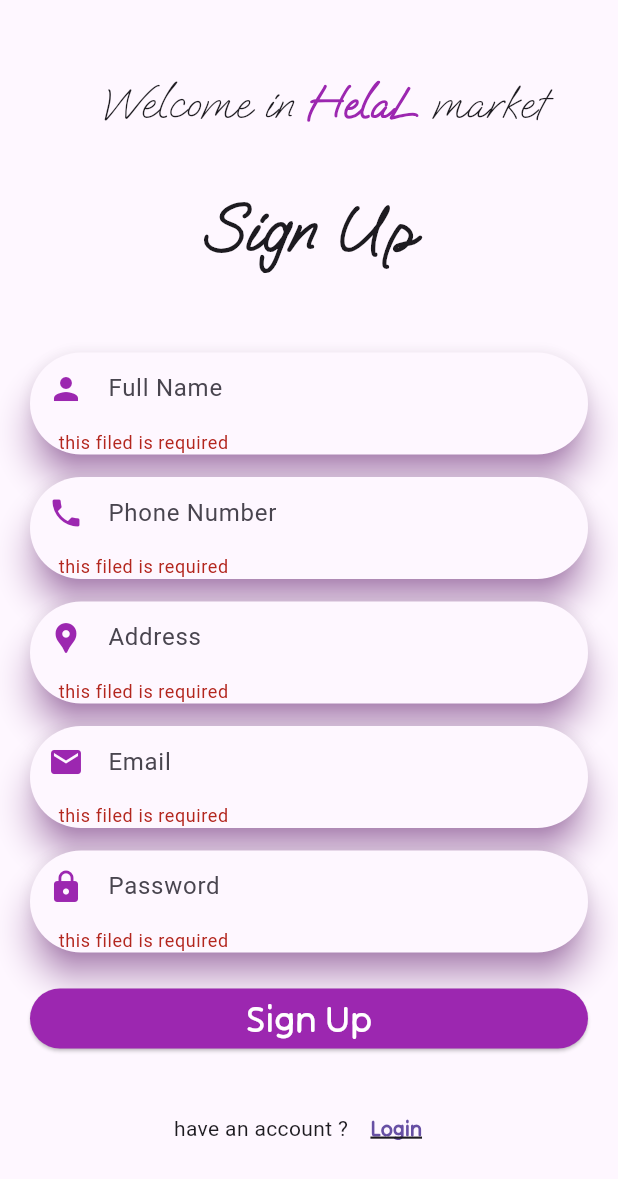
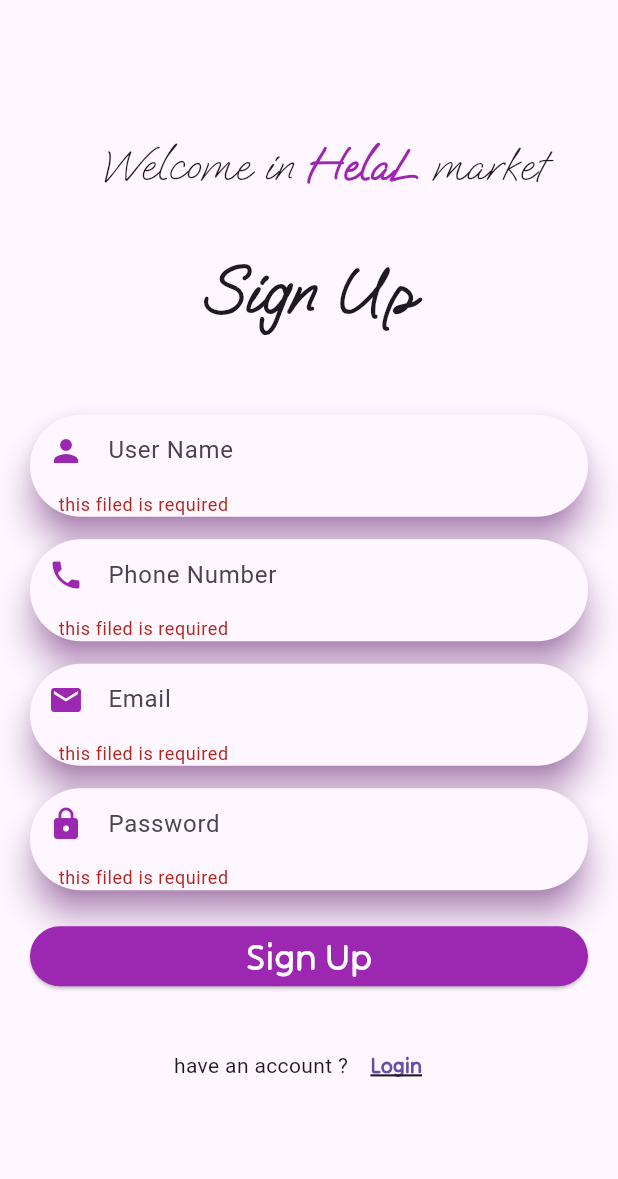
Before and after one commit to Mohammed-Jubran/helal-DOT-Jordan-2023, a Flutter app: the SignUpScreen screen opened directly, after a tap on "Sign Up", on a phone screen of 412 x 824 dp. Shown: the top 1179 px of the screen. Run offline on Flutter 3.47's test engine with Material 2 defaults, Android fonts, the phone set to English and light mode, and no system bars; our stand-ins replace dio, email_validator, flutter_easyloading, flutter_secure_storage, geocoding, geolocator and 3 more; missing offline and left inert: banner_image, flutter_verification_code; accounts and stored records are empty.

Commit message:
a lot of things

```diff
--- a/lib/controller/user_controller.dart
+++ b/lib/controller/user_controller.dart
@@ -8,7 +8,7 @@ class UserController {
     try {
       // ignore: unused_local_variable
       dynamic jsonObject =
-      await ApiHelper().postRequest('api/users', user.toJson());
+      await ApiHelper().postRequest('/api/users', user.toJson());
 
       return true;
     } catch (ex) {
--- a/lib/model/user_model.dart
+++ b/lib/model/user_model.dart
@@ -14,7 +14,6 @@ class User {
   });
 
   Map<String, dynamic> toJson() => {
-    "id": id,
     "full_name": fullName,
     "email": email,
     "password": password,
--- a/lib/views/login_otp_screen/sign_up_screen.dart
+++ b/lib/views/login_otp_screen/sign_up_screen.dart
@@ -1,10 +1,7 @@
 import 'package:flutter/material.dart';
 import 'package:helal/controller/user_controller.dart';
 import 'package:helal/model/user_model.dart';
-import 'package:helal/views/main_screen/home_screen.dart';
 import 'package:helal/views/login_otp_screen/login_screen.dart';
-// ignore: implementation_imports
-import 'package:dropdown_button2/src/dropdown_button2.dart';
 
 class SignUpScreen extends StatefulWidget {
   const SignUpScreen({Key? key}) : super(key: key);
@@ -15,10 +12,8 @@ class SignUpScreen extends StatefulWidget {
 
 class _SignUpScreenState extends State<SignUpScreen> {
 
-  final UserController _usersController = UserController();
   final _fullNameController = TextEditingController();
   final _phoneController = TextEditingController();
-  final _addressController = TextEditingController();
   final _emailController = TextEditingController();
   final _passwordController = TextEditingController();
 
@@ -82,7 +77,7 @@ class _SignUpScreenState extends State<SignUpScreen> {
                     child: TextFormField(
                       controller: _fullNameController,
                       decoration: InputDecoration(
-                          hintText: 'Full Name',
+                          hintText: 'User Name',
                           prefixIcon: const Icon(
                             Icons.person,
                             color: Colors.purple,
@@ -112,33 +107,6 @@ class _SignUpScreenState extends State<SignUpScreen> {
                           hintText: 'Phone Number',
                           prefixIcon: const Icon(
                             Icons.phone,
-                            color: Colors.purple,
-                          ),
-                          contentPadding:
-                          const EdgeInsets.symmetric(horizontal: 15),
-                          border: OutlineInputBorder(
-                            borderSide: BorderSide.none,
-                            borderRadius: BorderRadius.circular(50),
-                          )),
-                      validator: (value) {
-                        if (value == null || value.isEmpty) {
-                          return 'this filed is required';
-                        }
-                        return null;
-                      },
-                    ),
-                  ),
-                  const SizedBox(height: 15),
-                  Material(
-                    elevation: 9.5,
-                    shadowColor: Colors.purple,
-                    borderRadius: const BorderRadius.all(Radius.circular(50)),
-                    child: TextFormField(
-                      controller: _addressController,
-                      decoration: InputDecoration(
-                          hintText: 'Address',
-                          prefixIcon: const Icon(
-                            Icons.location_pin,
                             color: Colors.purple,
                           ),
                           contentPadding:
@@ -221,7 +189,7 @@ class _SignUpScreenState extends State<SignUpScreen> {
                             email: _emailController.text,
                             password: _passwordController.text,
                           );
-                          await _usersController.createUser(user);
+                          await UserController().createUser(user);
                           // ignore: use_build_context_synchronously
                           ScaffoldMessenger.of(context).showSnackBar(
                             const SnackBar(
@@ -229,7 +197,7 @@ class _SignUpScreenState extends State<SignUpScreen> {
                             ),
                           );
                           // ignore: use_build_context_synchronously
-                          Navigator.push(context, MaterialPageRoute(builder: (context) => const LoginScreen(),));
+                          Navigator.pushReplacement(context, MaterialPageRoute(builder: (context) => const LoginScreen(),));
                         }
                       },
                       style: ElevatedButton.styleFrom(
```
